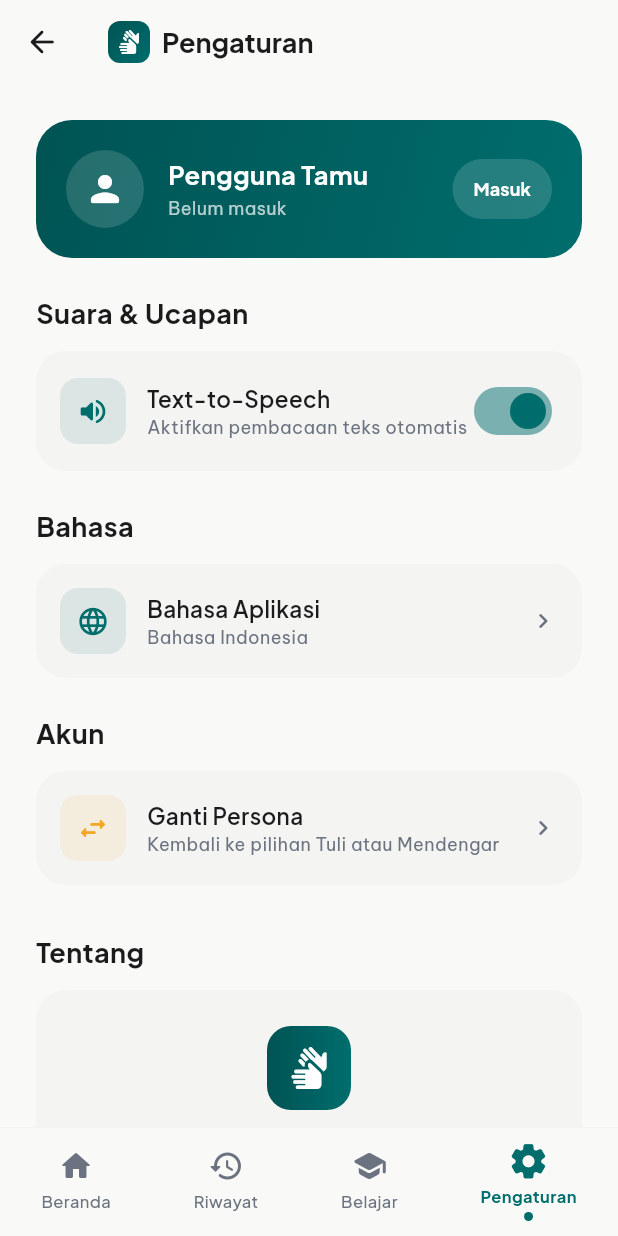
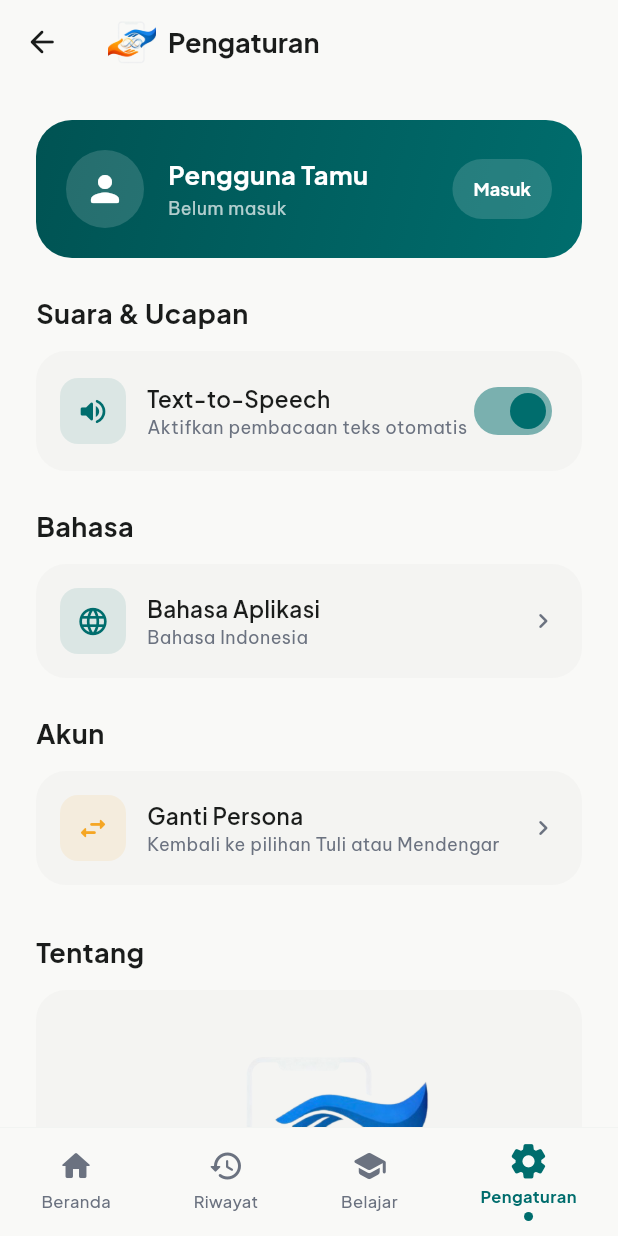
Before and after one commit to haipradana/KawanIsyarat, a Flutter app: the SettingsScreen screen opened by its route, on a phone screen of 412 x 824 dp. Run offline on Flutter 3.47's test engine with Material 3 defaults, Android fonts, the phone set to English and light mode, and no system bars; drawn by our look-alikes of flutter_animate; our stand-ins replace flutter_riverpod, flutter_tts, go_router, google_fonts, google_sign_in, hive_flutter and 1 more; accounts and stored records are empty.

Commit message:
fix: frontend

```diff
--- a/lib/features/settings/screens/settings_screen.dart
+++ b/lib/features/settings/screens/settings_screen.dart
@@ -417,29 +417,26 @@ class _SettingsScreenState extends ConsumerState<SettingsScreen> {
       child: Column(
         crossAxisAlignment: CrossAxisAlignment.center,
         children: [
-          Container(
-            width: 56,
-            height: 56,
-            decoration: BoxDecoration(
-              gradient: LinearGradient(
-                colors: [AppColors.primaryDark, AppColors.primaryContainer],
+          SizedBox(
+            height: 210,
+            child: ClipRRect(
+              borderRadius: BorderRadius.circular(16),
+              child: Image.asset(
+                'assets/images/logo_full_kawanisyarat.png',
+                fit: BoxFit.contain,
               ),
-              borderRadius: BorderRadius.circular(16),
-            ),
-            child: Center(
-              child: Icon(Icons.sign_language_rounded, size: 28, color: Colors.white),
             ),
           ),
-          SizedBox(height: 16),
-          Text(
-            'KawanIsyarat',
-            style: GoogleFonts.plusJakartaSans(
-              fontSize: 20,
-              fontWeight: FontWeight.w700,
-              color: AppColors.textPrimary,
-            ),
-          ),
-          SizedBox(height: 4),
+          // SizedBox(height: 16),
+          // Text(
+          //   'KawanIsyarat',
+          //   style: GoogleFonts.plusJakartaSans(
+          //     fontSize: 20,
+          //     fontWeight: FontWeight.w700,
+          //     color: AppColors.textPrimary,
+          //   ),
+          // ),
+          SizedBox(height: 2),
           Text(
             'Versi 1.0.0',
             style: GoogleFonts.beVietnamPro(
--- a/lib/shared/widgets/kawan_app_bar.dart
+++ b/lib/shared/widgets/kawan_app_bar.dart
@@ -35,22 +35,14 @@ class KawanAppBar extends StatelessWidget implements PreferredSizeWidget {
           ? Row(
               mainAxisSize: MainAxisSize.min,
               children: [
-                Container(
-                  width: 28,
-                  height: 28,
-                  decoration: BoxDecoration(
-                    gradient: LinearGradient(
-                      colors: [AppColors.primaryDark, AppColors.primaryContainer],
-                      begin: Alignment.topLeft,
-                      end: Alignment.bottomRight,
-                    ),
+                SizedBox(
+                  width: 32,
+                  height: 32,
+                  child: ClipRRect(
                     borderRadius: BorderRadius.circular(8),
-                  ),
-                  child: Center(
-                    child: Icon(
-                      Icons.sign_language_rounded,
-                      size: 16,
-                      color: Colors.white,
+                    child: Image.asset(
+                      'assets/images/logo_kawanisyarat.png',
+                      fit: BoxFit.cover,
                     ),
                   ),
                 ),
--- a/pubspec.yaml
+++ b/pubspec.yaml
@@ -31,3 +31,6 @@ dev_dependencies:
 
 flutter:
   uses-material-design: true
+
+  assets:
+    - assets/images/
```
Also changed, not shown: assets/images/logo_full_kawanisyarat.jpg (added), assets/images/logo_full_kawanisyarat.png (added), assets/images/logo_kawanisyarat.png (added).
